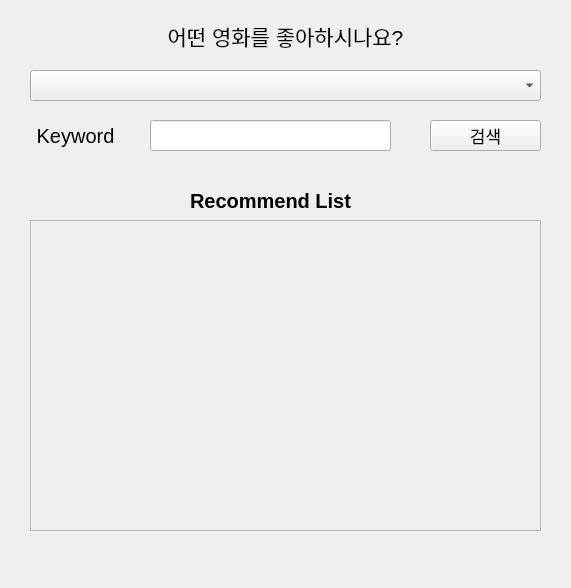
ssoming/movie_review, file movie_recommendation.ui: the form before one commit.
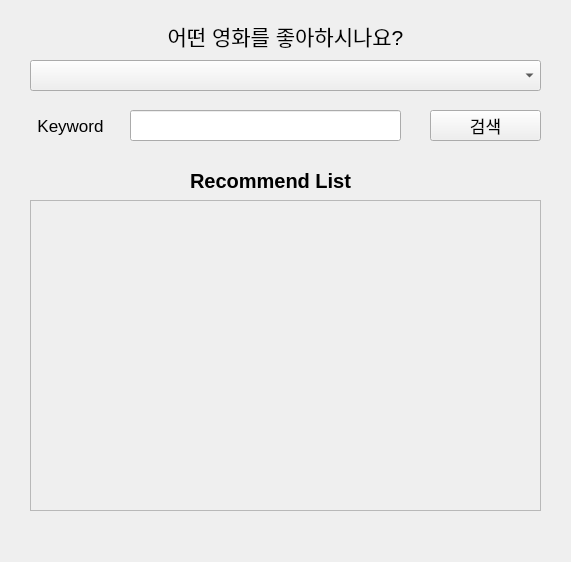
The form after the commit.

Patch:
```diff
--- a/movie_recommendation.ui
+++ b/movie_recommendation.ui
@@ -7,7 +7,7 @@
     <x>0</x>
     <y>0</y>
     <width>571</width>
-    <height>588</height>
+    <height>562</height>
    </rect>
   </property>
   <property name="font">
@@ -43,23 +43,23 @@
    <property name="geometry">
     <rect>
      <x>30</x>
-     <y>70</y>
+     <y>60</y>
      <width>511</width>
      <height>31</height>
     </rect>
    </property>
    <property name="font">
     <font>
-     <pointsize>12</pointsize>
+     <pointsize>10</pointsize>
     </font>
    </property>
   </widget>
   <widget class="QLineEdit" name="le_keyword">
    <property name="geometry">
     <rect>
-     <x>150</x>
-     <y>120</y>
-     <width>241</width>
+     <x>130</x>
+     <y>110</y>
+     <width>271</width>
      <height>31</height>
     </rect>
    </property>
@@ -73,7 +73,7 @@
    <property name="geometry">
     <rect>
      <x>430</x>
-     <y>120</y>
+     <y>110</y>
      <width>111</width>
      <height>31</height>
     </rect>
@@ -91,7 +91,7 @@
    <property name="geometry">
     <rect>
      <x>30</x>
-     <y>220</y>
+     <y>200</y>
      <width>511</width>
      <height>311</height>
     </rect>
@@ -118,11 +118,16 @@
    <property name="geometry">
     <rect>
      <x>30</x>
-     <y>120</y>
-     <width>91</width>
+     <y>110</y>
+     <width>81</width>
      <height>31</height>
     </rect>
    </property>
+   <property name="font">
+    <font>
+     <pointsize>13</pointsize>
+    </font>
+   </property>
    <property name="text">
     <string>Keyword</string>
    </property>
@@ -134,7 +139,7 @@
    <property name="geometry">
     <rect>
      <x>170</x>
-     <y>190</y>
+     <y>170</y>
      <width>201</width>
      <height>21</height>
     </rect>
```
